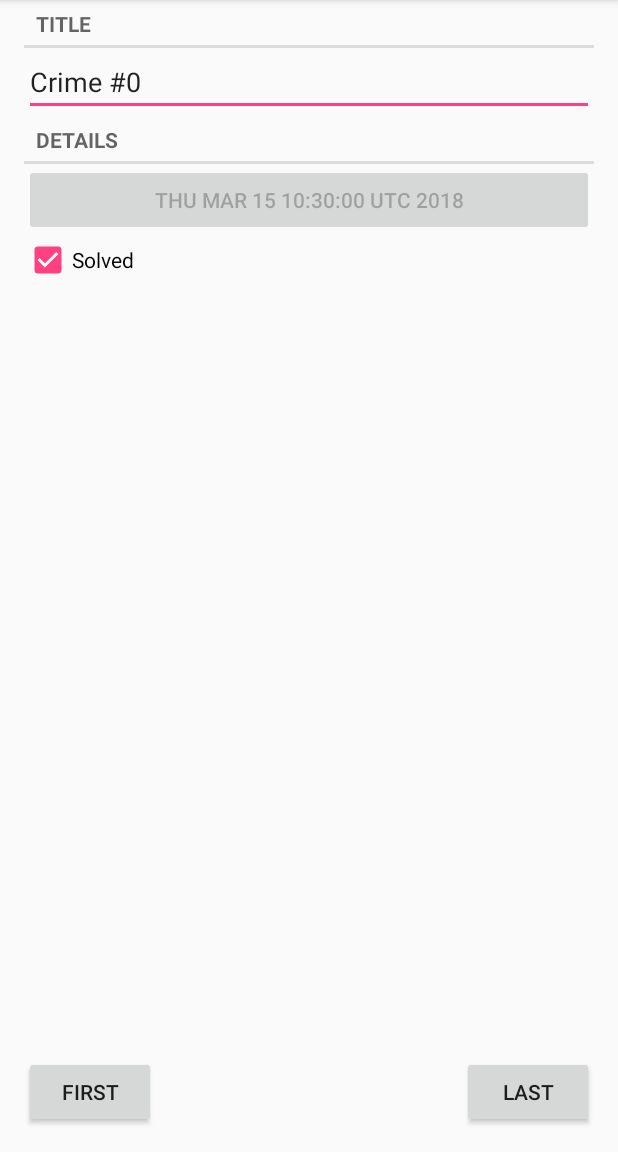
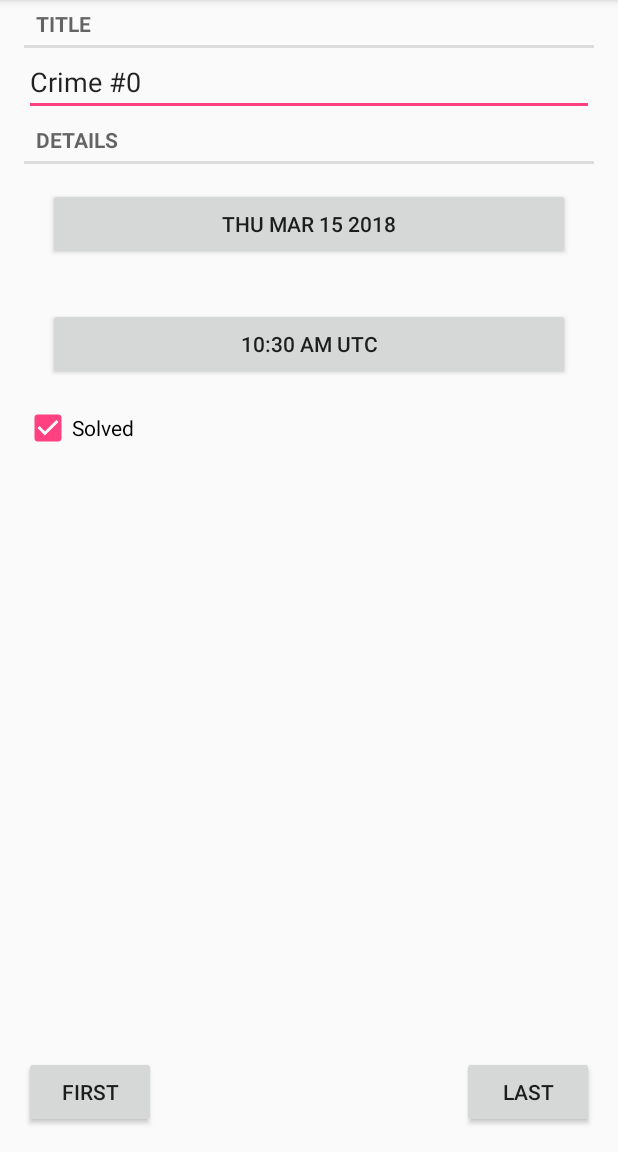
Before and after one commit to paularintaharri/CriminalIntent, an Android app: the screen it shows after launch (CrimePagerActivity), after a tap on an icon or button, on a phone screen of 412 x 824 dp, the part 84-1236 px from its top. Run offline under Robolectric (Android 15) with nearby library versions, the phone set to English and light mode, and no system bars.

```diff
--- a/app/src/main/java/com/bignerdranch/android/criminalintent/Crime.java
+++ b/app/src/main/java/com/bignerdranch/android/criminalintent/Crime.java
@@ -1,5 +1,7 @@
 package com.bignerdranch.android.criminalintent;
 
+import java.sql.Time;
+import java.util.Calendar;
 import java.util.Date;
 import java.util.UUID;
 
@@ -11,6 +13,7 @@ public class Crime {
     private UUID mId;
     private String mTitle;
     private Date mDate;
+    private Date mTime;
     private boolean mSolved;
     private boolean mRequiresPolice;
 
@@ -18,6 +21,7 @@ public class Crime {
     public Crime() {
         mId = UUID.randomUUID();
         mDate = new Date();
+        mTime = new Date();
     }
 
     public UUID getId() {
@@ -36,8 +40,16 @@ public class Crime {
         return mDate;
     }
 
-    public void setDate(Date date) {
+   public void setDate(Date date) {
         mDate = date;
+    }
+
+    public Date getTime() {
+        return mTime;
+    }
+
+    public void setTime(Date time) {
+        mTime = time;
     }
 
     public boolean isSolved() {
--- a/app/src/main/java/com/bignerdranch/android/criminalintent/CrimeFragment.java
+++ b/app/src/main/java/com/bignerdranch/android/criminalintent/CrimeFragment.java
@@ -1,7 +1,10 @@
 package com.bignerdranch.android.criminalintent;
 
+import android.app.Activity;
+import android.content.Intent;
 import android.os.Bundle;
 import android.support.v4.app.Fragment;
+import android.support.v4.app.FragmentManager;
 import android.text.Editable;
 import android.text.TextWatcher;
 import android.view.LayoutInflater;
@@ -12,6 +15,9 @@ import android.widget.CheckBox;
 import android.widget.CompoundButton;
 import android.widget.EditText;
 
+import java.text.DateFormat;
+import java.text.SimpleDateFormat;
+import java.util.Date;
 import java.util.UUID;
 
 import static android.widget.CompoundButton.*;
@@ -20,8 +26,18 @@ public class CrimeFragment extends Fragment {
     private Crime mCrime;
     private EditText mTitleField;
     private Button mDateButton;
+    private Button mTimeButton;
     private CheckBox mSolvedCheckbox;
+
     private static final String ARG_CRIME_ID = "crime_id";
+    private static final String DIALOG_DATE = "DialogDate";
+    private static final String DIALOG_TIME = "DialogTime";;
+
+    private static final int REQUEST_DATE = 0;
+    private static final int REQUEST_TIME = 1;
+
+    public static final String DATE_FORMAT = "EEE MMM dd yyyy";
+    public static final String TIME_FORMAT = "hh:mm a z";
 
 
     public static CrimeFragment newInstance(UUID crimeId) {
@@ -61,9 +77,6 @@ public class CrimeFragment extends Fragment {
             }
         });
 
-        mDateButton = (Button) v.findViewById(R.id.crime_date);
-        mDateButton.setText(mCrime.getDate().toString());
-        mDateButton.setEnabled(false);
         mSolvedCheckbox = (CheckBox) v.findViewById(R.id.crime_solved);
         mSolvedCheckbox.setChecked(mCrime.isSolved());
         mSolvedCheckbox.setOnCheckedChangeListener(new OnCheckedChangeListener() {
@@ -73,6 +86,60 @@ public class CrimeFragment extends Fragment {
             }
         });
 
+        mDateButton = (Button) v.findViewById(R.id.crime_date);
+        updateDate();
+        mDateButton.setOnClickListener(new View.OnClickListener() {
+            @Override
+            public void onClick(View v) {
+                FragmentManager manager = getFragmentManager();
+                DatePickerFragment dialog = DatePickerFragment
+                        .newInstance(mCrime.getDate());
+               dialog.setTargetFragment(CrimeFragment.this, REQUEST_DATE);
+               dialog.show(manager, DIALOG_DATE);
+            }
+        });
+
+        mTimeButton = (Button) v.findViewById(R.id.crime_time);
+        updateTime();
+        mTimeButton.setOnClickListener(new View.OnClickListener() {
+            @Override
+            public void onClick(View v) {
+                FragmentManager manager = getFragmentManager();
+                TimePickerFragment dialog = TimePickerFragment
+                        .newInstance(mCrime.getTime());
+                dialog.setTargetFragment(CrimeFragment.this, REQUEST_TIME);
+                dialog.show(manager, DIALOG_TIME);
+            }
+        });
+
         return v;
     }
+    @Override
+    public void onActivityResult(int requestCode, int resultCode, Intent data) {
+        if (resultCode != Activity.RESULT_OK) {
+            return;
+        }
+
+        if (requestCode == REQUEST_DATE) {
+            Date date = (Date) data.getSerializableExtra(DatePickerFragment.EXTRA_DATE);
+            mCrime.setDate(date);
+            updateDate();
+        }
+
+        if (requestCode == REQUEST_TIME) {
+            Date time = (Date) data.getSerializableExtra(TimePickerFragment.EXTRA_TIME);
+            mCrime.setTime(time);
+            updateTime();
+        }
+    }
+
+    private void updateDate() {
+        DateFormat dateFormat = new SimpleDateFormat(DATE_FORMAT);
+        mDateButton.setText(dateFormat.format(mCrime.getDate()));
+    }
+
+    private void updateTime() {
+        DateFormat timeFormat = new SimpleDateFormat(TIME_FORMAT);
+        mTimeButton.setText(timeFormat.format(mCrime.getTime()));
+    }
 }
--- a/app/src/main/java/com/bignerdranch/android/criminalintent/CrimeListFragment.java
+++ b/app/src/main/java/com/bignerdranch/android/criminalintent/CrimeListFragment.java
@@ -5,7 +5,6 @@ import android.os.Bundle;
 import android.support.v4.app.Fragment;
 import android.support.v7.widget.LinearLayoutManager;
 import android.support.v7.widget.RecyclerView;
-import android.text.format.DateFormat;
 import android.view.LayoutInflater;
 import android.view.View;
 import android.view.ViewGroup;
@@ -14,6 +13,8 @@ import android.widget.ImageView;
 import android.widget.TextView;
 import android.widget.Toast;
 
+import java.text.DateFormat;
+import java.text.SimpleDateFormat;
 import java.util.List;
 
 /**
@@ -26,6 +27,11 @@ public class CrimeListFragment extends Fragment {
     private static final int IS_REGULAR_CRIME = 0;
     private static final int IS_SERIOUS_CRIME = 1;
     private int mLastUpdatedPosition = -1;
+    private static final int REQUEST_CRIME = 1;
+    private int clickedCrimePosition;
+    private static final String CLICKED_CRIME_POSITION_ID = "clicked_crime_position_id";
+
+
 
 
     @Override
@@ -37,7 +43,7 @@ public class CrimeListFragment extends Fragment {
                 .findViewById(R.id.crime_recycler_view);
         mCrimeRecyclerView.setLayoutManager(new LinearLayoutManager(getActivity()));
 
-        updateUI();
+       // updateUI();
 
         return view;
     }
@@ -88,16 +94,26 @@ public class CrimeListFragment extends Fragment {
         public void bind(Crime crime) {
             mCrime = crime;
             mTitleTextView.setText(mCrime.getTitle());
-            mDateTextView.setText(DateFormat.format("EEEE, MMM dd, yyyy", mCrime.getDate()));
+           // mDateTextView.setText(DateFormat.format("EEEE, MMM dd, yyyy", mCrime.getDate()));
+            DateFormat dateFormat = new SimpleDateFormat(CrimeFragment.DATE_FORMAT);
+            DateFormat timeFormat = new SimpleDateFormat(CrimeFragment.TIME_FORMAT);
+            mDateTextView.setText(dateFormat.format(mCrime.getDate()) + " " + timeFormat.format(mCrime.getTime()));
             mSolvedImageView.setVisibility(crime.isSolved() ? View.VISIBLE : View.GONE);
 
         }
 
         @Override
         public void onClick(View view) {
+            mLastUpdatedPosition = this.getAdapterPosition(); //Challenge: Efficient RecyclerView Reloading
             Intent intent = CrimePagerActivity.newIntent(getActivity(), mCrime.getId());
-            mLastUpdatedPosition = this.getAdapterPosition(); //Challenge: Efficient RecyclerView Reloading
-            startActivity(intent);
+            startActivityForResult(intent, REQUEST_CRIME);
+        }
+    }
+
+    @Override
+    public void onActivityResult(int requestCode, int resultCode, Intent data) {
+        if (requestCode == REQUEST_CRIME) {
+            // Handle result
         }
     }
 
@@ -106,7 +122,6 @@ public class CrimeListFragment extends Fragment {
             super(inflater, parent, R.layout.list_item_crime);
         }
     }
-
     private class SeriousCrimeHolder extends CrimeHolder {
         private Button mContactPoliceButton;
 
@@ -157,5 +172,12 @@ public class CrimeListFragment extends Fragment {
         public int getItemCount() {
             return mCrimes.size();
         }
+
+    }
+
+    @Override
+    public void onSaveInstanceState(Bundle onSavedInstanceState) {
+        super.onSaveInstanceState(onSavedInstanceState);
+        onSavedInstanceState.putSerializable(CLICKED_CRIME_POSITION_ID, clickedCrimePosition);
     }
 }
--- a/app/src/main/java/com/bignerdranch/android/criminalintent/CrimePagerActivity.java
+++ b/app/src/main/java/com/bignerdranch/android/criminalintent/CrimePagerActivity.java
@@ -73,7 +73,6 @@ public class CrimePagerActivity extends AppCompatActivity {
         mViewPager.addOnPageChangeListener(new ViewPager.OnPageChangeListener() {
             @Override
             public void onPageScrolled(int position, float positionOffset, int positionOffsetPixels) {
-
             }
 
             @Override
--- /dev/null
+++ b/app/src/main/res/layout/dialog_time.xml
@@ -0,0 +1,6 @@
+<?xml version="1.0" encoding="utf-8"?>
+<TimePicker xmlns:android="http://schemas.android.com/apk/res/android"
+    android:id="@+id/dialog_time_picker"
+    android:layout_width="wrap_content"
+    android:layout_height="wrap_content"
+    android:timePickerMode="clock"/>
--- a/app/src/main/res/layout/fragment_crime.xml
+++ b/app/src/main/res/layout/fragment_crime.xml
@@ -26,7 +26,14 @@
     <Button
         android:id="@+id/crime_date"
         android:layout_width="match_parent"
-        android:layout_height="wrap_content"/>
+        android:layout_height="wrap_content"
+        android:layout_margin="16dp"/>
+
+    <Button
+        android:id="@+id/crime_time"
+        android:layout_width="match_parent"
+        android:layout_height="wrap_content"
+        android:layout_margin="16dp"/>
 
     <CheckBox
         android:id="@+id/crime_solved"
--- a/app/src/main/res/values/strings.xml
+++ b/app/src/main/res/values/strings.xml
@@ -5,4 +5,7 @@
     <string name="crime_details_label">Details</string>
     <string name="crime_solved_label">Solved</string>
     <string name="contact_police">Contact police</string>
+    <string name="date_picker_title">Date of crime:</string>
+    <string name="time_picker_title">Time of crime:</string>
+
 </resources>
```
Also changed, not shown: app/src/main/java/com/bignerdranch/android/criminalintent/DatePickerFragment.java (added, +80 -0 lines), app/src/main/java/com/bignerdranch/android/criminalintent/TimePickerFragment.java (added, +80 -0 lines), app/src/main/res/layout/dialog_date.xml (added, +7 -0 lines).
